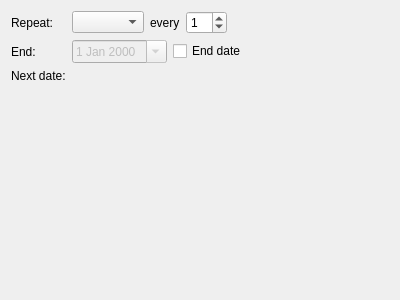
Old version of the form src/todocalendar/ui/recurrentwidget.ui in the repository anetczuk/hanlendar.
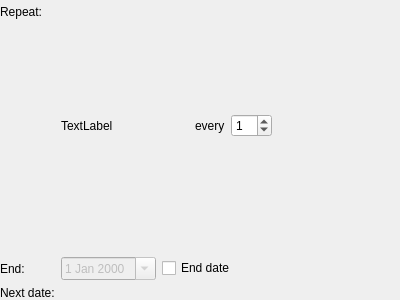
New version of the form.

Commit message: Handle end date

What changed in the file:
```diff
--- a/src/todocalendar/ui/recurrentwidget.ui
+++ b/src/todocalendar/ui/recurrentwidget.ui
@@ -14,6 +14,18 @@
    <string>Recurrent</string>
   </property>
   <layout class="QFormLayout" name="formLayout">
+   <property name="leftMargin">
+    <number>0</number>
+   </property>
+   <property name="topMargin">
+    <number>0</number>
+   </property>
+   <property name="rightMargin">
+    <number>0</number>
+   </property>
+   <property name="bottomMargin">
+    <number>0</number>
+   </property>
    <item row="0" column="0">
     <widget class="QLabel" name="label">
      <property name="text">
@@ -24,7 +36,53 @@
    <item row="0" column="1">
     <layout class="QHBoxLayout" name="horizontalLayout">
      <item>
-      <widget class="QComboBox" name="repeatModeCB"/>
+      <widget class="QStackedWidget" name="repeatModeStack">
+       <property name="currentIndex">
+        <number>1</number>
+       </property>
+       <widget class="QWidget" name="page">
+        <layout class="QHBoxLayout" name="horizontalLayout_3">
+         <property name="leftMargin">
+          <number>0</number>
+         </property>
+         <property name="topMargin">
+          <number>0</number>
+         </property>
+         <property name="rightMargin">
+          <number>0</number>
+         </property>
+         <property name="bottomMargin">
+          <number>0</number>
+         </property>
+         <item>
+          <widget class="QComboBox" name="repeatModeCB"/>
+         </item>
+        </layout>
+       </widget>
+       <widget class="QWidget" name="page_2">
+        <layout class="QHBoxLayout" name="horizontalLayout_4">
+         <property name="leftMargin">
+          <number>0</number>
+         </property>
+         <property name="topMargin">
+          <number>0</number>
+         </property>
+         <property name="rightMargin">
+          <number>0</number>
+         </property>
+         <property name="bottomMargin">
+          <number>0</number>
+         </property>
+         <item>
+          <widget class="QLabel" name="repeatModeLabel">
+           <property name="text">
+            <string>TextLabel</string>
+           </property>
+          </widget>
+         </item>
+        </layout>
+       </widget>
+      </widget>
      </item>
      <item>
       <widget class="QLabel" name="label_2">
```
The commit also changes 2 other files.
